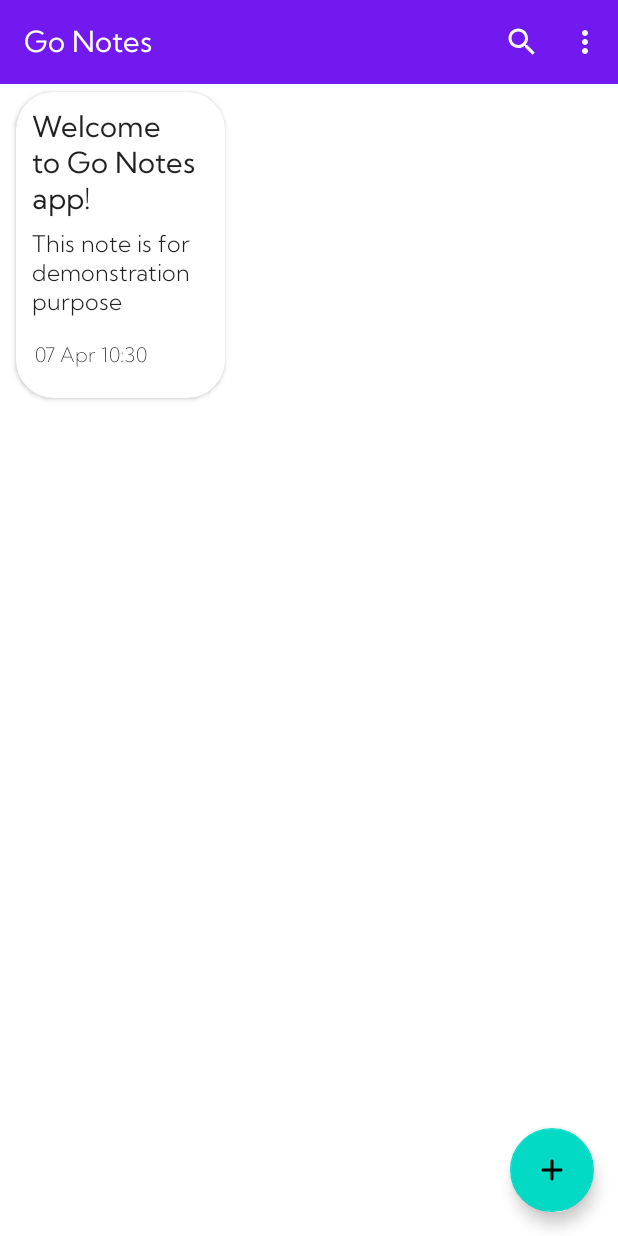
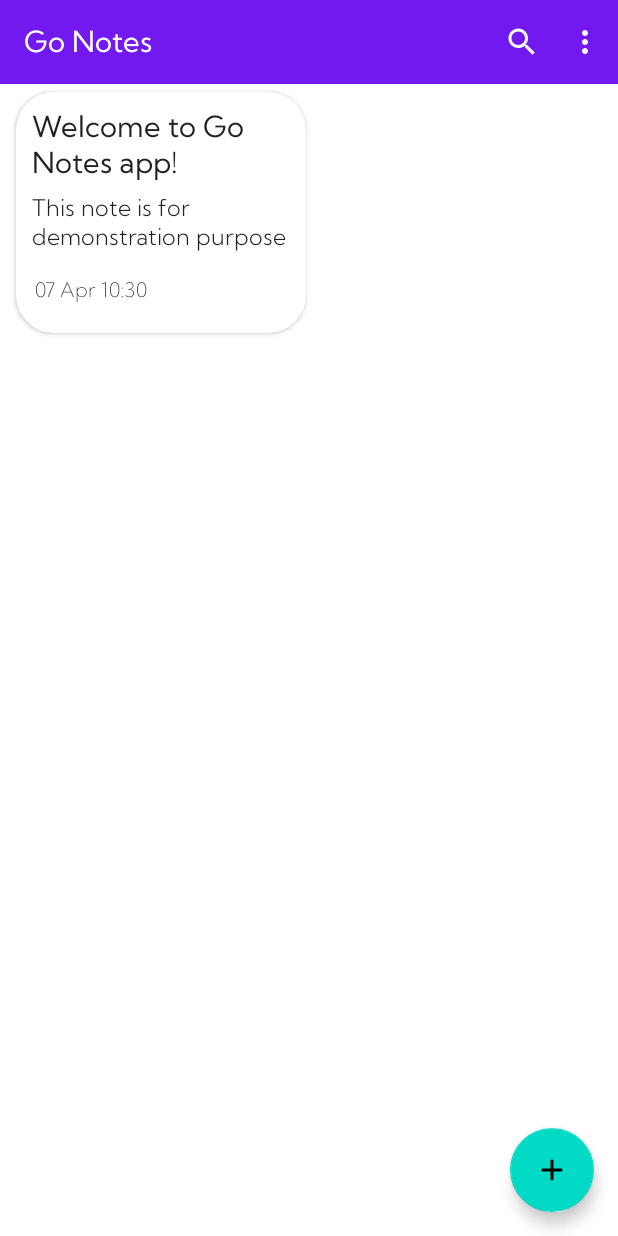
Before and after one commit to AdityaBavadekar/GoNotes, an Android app: the screen it shows after launch (MainActivity), on a phone screen of 412 x 824 dp. Run offline under Robolectric (Android 15) with nearby library versions, the phone set to English and light mode, and no system bars; our stand-ins replace Room's generated code, navigation-ui; libraries missing offline, so code that uses them is left out: androidx.viewbinding, com.hypertrack.hyperlog, org.acra, org.acra.config, org.acra.data and 2 more; 1 statement that could not run was skipped.

Commit message:
Beta semi-final stage

```diff
--- a/app/src/main/AndroidManifest.xml
+++ b/app/src/main/AndroidManifest.xml
@@ -13,7 +13,9 @@
         android:theme="@style/Theme.GoNotes.App">
         <activity
             android:name=".features.settings.SettingsActivity"
-            android:label="@string/title_activity_settings">
+            android:label="@string/title_activity_settings"
+            android:theme="@style/Theme.GoNotes.App"
+            >
             <intent-filter>
                 <action android:name="android.intent.action.APPLICATION_PREFERENCES"/>
                 <category android:name="android.intent.category.DEFAULT"/>
--- a/app/src/main/java/com/adityaamolbavadekar/gonotes/base/BaseActivity.kt
+++ b/app/src/main/java/com/adityaamolbavadekar/gonotes/base/BaseActivity.kt
@@ -4,7 +4,9 @@ import android.content.Context
 import android.content.SharedPreferences
 import android.os.Bundle
 import androidx.annotation.IdRes
+import androidx.appcompat.app.ActionBar
 import androidx.appcompat.app.AppCompatActivity
+import androidx.appcompat.widget.Toolbar
 import androidx.core.view.ViewCompat
 import androidx.core.view.WindowInsetsCompat
 import androidx.core.view.WindowInsetsControllerCompat
@@ -37,29 +39,35 @@ abstract class BaseActivity : AppCompatActivity() {
         super.onStart()
         debugLog("onStart Called")
     }
+
     override fun onRestart() {
         super.onRestart()
         debugLog("onRestart Called")
     }
+
     override fun onPause() {
         super.onPause()
         debugLog("onPause Called")
     }
+
     override fun onResume() {
         super.onResume()
         debugLog("onResume Called")
     }
+
     override fun onDestroy() {
         super.onDestroy()
         debugLog("onDestroy Called")
     }
+
     override fun onAttachedToWindow() {
         super.onAttachedToWindow()
         debugLog("onDetachedFromWindow Called for context : ${window.context}")
     }
+
     override fun onDetachedFromWindow() {
         super.onDetachedFromWindow()
-        debugLog( "onDetachedFromWindow Called")
+        debugLog("onDetachedFromWindow Called")
     }
 
     override fun onSupportNavigateUp(): Boolean {
@@ -88,8 +96,8 @@ abstract class BaseActivity : AppCompatActivity() {
      * @see [NavigationUI.setupActionBarWithNavController]
      *
      * */
-    fun setupNavigation(setup: Boolean = false, @IdRes fragmentContainer: Int? = null) {
-        if (!setup || fragmentContainer == null) {
+    fun setupNavigation(setup: Boolean = false, @IdRes fragmentContainer: Int? = null, supportActionBar : ActionBar? = null) {
+        if (!setup || fragmentContainer == null || supportActionBar == null) {
             navigationUiEnabled = false
             return
         }
@@ -100,7 +108,7 @@ abstract class BaseActivity : AppCompatActivity() {
         navigationUiEnabled = true
     }
 
-    private var isFullScreen : Boolean = false
+    private var isFullScreen: Boolean = false
 
     /**
      * Configures app to change to fullScreen mode.
@@ -113,12 +121,11 @@ abstract class BaseActivity : AppCompatActivity() {
             windowInsetsController.systemBarsBehavior =
                 WindowInsetsControllerCompat.BEHAVIOR_SHOW_TRANSIENT_BARS_BY_SWIPE
             windowInsetsController.hide(WindowInsetsCompat.Type.systemBars())
-        }else{
+        } else {
             isFullScreen = false
             windowInsetsController.show(WindowInsetsCompat.Type.systemBars())
         }
     }
 
 
-
 }
--- a/app/src/main/java/com/adityaamolbavadekar/gonotes/features/home/MainActivity.kt
+++ b/app/src/main/java/com/adityaamolbavadekar/gonotes/features/home/MainActivity.kt
@@ -1,20 +1,42 @@
 package com.adityaamolbavadekar.gonotes.features.home
 
 import android.os.Bundle
+import androidx.fragment.app.Fragment
+import androidx.navigation.NavHost
+import androidx.navigation.Navigation
+import androidx.navigation.fragment.NavHostFragment
 import com.adityaamolbavadekar.gonotes.R
 import com.adityaamolbavadekar.gonotes.base.BaseActivity
 import com.adityaamolbavadekar.gonotes.databinding.ActivityMainBinding
+import com.adityaamolbavadekar.gonotes.logger.Logger.infoLog
+import org.acra.log.info
 
 class MainActivity : BaseActivity() {
 
     private lateinit var binding: ActivityMainBinding
+
+
+    val currentNavigationFragment: Fragment?
+        get() = supportFragmentManager.findFragmentById(R.id.fragmentHolder)
+            ?.childFragmentManager
+            ?.fragments
+            ?.first()
 
     override fun onCreate(savedInstanceState: Bundle?) {
         super.onCreate(savedInstanceState)
         binding = ActivityMainBinding.inflate(layoutInflater)
         setContentView(binding.root)
         setSupportActionBar(binding.mainToolbar)
-        setupNavigation(true, binding.fragmentHolder.id)
+        setupNavigation(false, binding.fragmentHolder.id, supportActionBar!!)
+        binding.mainAddNoteButton.setOnClickListener {
+            Navigation.findNavController(it).navigate(R.id.createNoteFragment,null)
+        }
+        val navHost = supportFragmentManager.findFragmentById(R.id.fragmentHolder) as NavHostFragment
+        val controller = navHost.navController
+        controller.addOnDestinationChangedListener { _, destination, _ ->
+            infoLog("Fragment changed to ${destination.label}.")
+        }
+
     }
 
     override fun setTag(): String = "MainActivity"
--- a/app/src/main/java/com/adityaamolbavadekar/gonotes/features/sampledata/Samples.kt
+++ b/app/src/main/java/com/adityaamolbavadekar/gonotes/features/sampledata/Samples.kt
@@ -7,7 +7,7 @@ import java.util.*
 object Samples {
 
 
-    val searchItems: MutableList<SearchItemModel> = createSearchItems(15)
+    val searchItems: MutableList<SearchItemModel> = createSearchItems(35)
 
     private fun createSearchItems(count:Int): MutableList<SearchItemModel> {
         val items: MutableList<SearchItemModel> = mutableListOf()
--- a/app/src/main/java/com/adityaamolbavadekar/gonotes/features/search/SearchFragment.kt
+++ b/app/src/main/java/com/adityaamolbavadekar/gonotes/features/search/SearchFragment.kt
@@ -13,6 +13,7 @@ import androidx.recyclerview.widget.LinearLayoutManager
 import com.adityaamolbavadekar.gonotes.GoNotes
 import com.adityaamolbavadekar.gonotes.R
 import com.adityaamolbavadekar.gonotes.databinding.FragmentSearchBinding
+import com.adityaamolbavadekar.gonotes.features.home.MainActivity
 import com.adityaamolbavadekar.gonotes.features.note.viewnotes.NotesViewModel
 import com.adityaamolbavadekar.gonotes.features.note.viewnotes.SearchAdapter
 import com.google.android.material.transition.MaterialSharedAxis
@@ -31,7 +32,7 @@ class SearchFragment : Fragment() {
     override fun onAttach(context: Context) {
         super.onAttach(context)
         mContext = requireActivity()
-        mContext!!.actionBar?.hide()
+        (mContext!! as MainActivity).supportActionBar?.hide()
     }
 
     override fun onCreate(savedInstanceState: Bundle?) {
--- a/app/src/main/res/layout/activity_main.xml
+++ b/app/src/main/res/layout/activity_main.xml
@@ -10,9 +10,9 @@
         android:id="@+id/mainAppBar"
         android:layout_width="match_parent"
         android:layout_height="wrap_content"
+        android:alpha="0.9"
         android:background="?colorPrimary"
         app:liftOnScroll="true"
-        android:alpha="0.9"
         app:liftOnScrollTargetViewId="@id/mainFrameLayout">
 
         <androidx.appcompat.widget.Toolbar
@@ -182,6 +182,13 @@
         android:layout_width="match_parent"
         android:layout_height="match_parent"
         app:layout_behavior="com.google.android.material.appbar.AppBarLayout$ScrollingViewBehavior">
+<!--
+        <androidx.fragment.app.FragmentContainerView
+            android:id="@+id/fragmentNavigator"
+            android:name="androidx.navigation.fragment.NavHostFragment"
+            android:layout_width="match_parent"
+            android:layout_height="match_parent"
+            app:navGraph="@navigation/main_navigation" />-->
 
         <androidx.fragment.app.FragmentContainerView
             android:id="@+id/fragmentHolder"
@@ -190,6 +197,7 @@
             android:layout_height="match_parent"
             app:defaultNavHost="true"
             app:navGraph="@navigation/main_navigation" />
+
     </FrameLayout>
 
     <com.google.android.material.floatingactionbutton.FloatingActionButton
@@ -199,7 +207,7 @@
         android:layout_gravity="bottom|end"
         android:layout_margin="@dimen/default_fab_margin"
         android:padding="20dp"
-        android:src="@drawable/add"
-        android:visibility="gone" />
+        android:visibility="gone"
+        android:src="@drawable/add" />
 
 </androidx.coordinatorlayout.widget.CoordinatorLayout>
--- a/app/src/main/res/layout/item_note.xml
+++ b/app/src/main/res/layout/item_note.xml
@@ -2,13 +2,12 @@
 <com.google.android.material.card.MaterialCardView xmlns:android="http://schemas.android.com/apk/res/android"
     xmlns:app="http://schemas.android.com/apk/res-auto"
     xmlns:tools="http://schemas.android.com/tools"
-    android:layout_width="@dimen/note_width"
+    android:layout_width="match_parent"
     android:layout_height="wrap_content"
     android:layout_marginStart="@dimen/note_margin"
     android:layout_marginTop="@dimen/note_margin"
-    android:layout_marginEnd="@dimen/note_margin"
-    android:layout_marginBottom="@dimen/note_margin"
     android:clickable="true"
+    android:layout_weight="1"
     android:focusable="true"
     android:longClickable="true"
     app:cardCornerRadius="25dp"
```
Also changed, not shown: app/src/main/java/com/adityaamolbavadekar/gonotes/features/home/NavDrawerFragment.kt (added, +9 -0 lines), app/src/main/res/layout/fragment_nav_drawer.xml (added, +27 -0 lines), app/src/main/res/layout/item_search.xml (+5 -7 lines).
